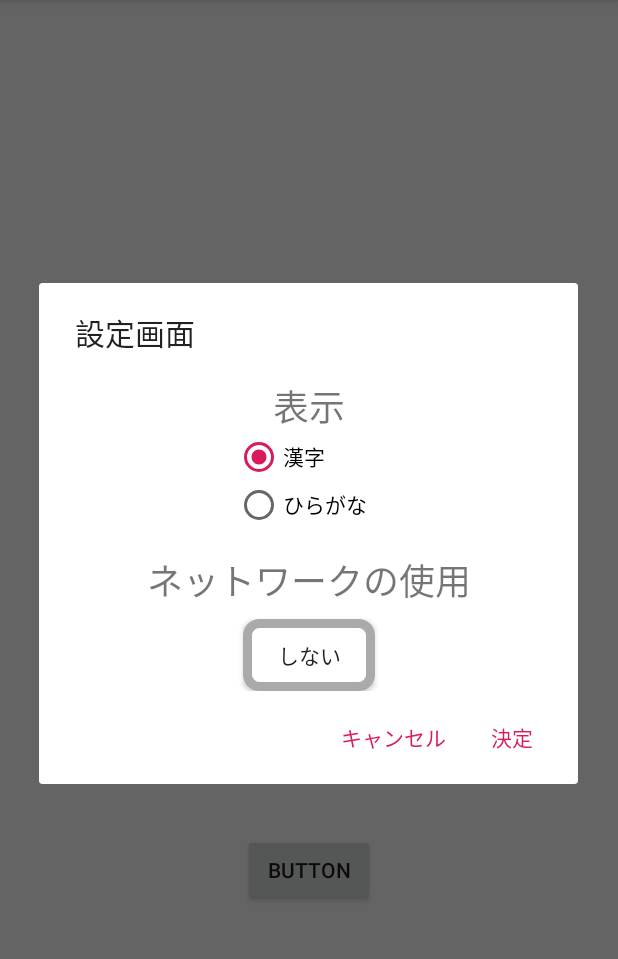
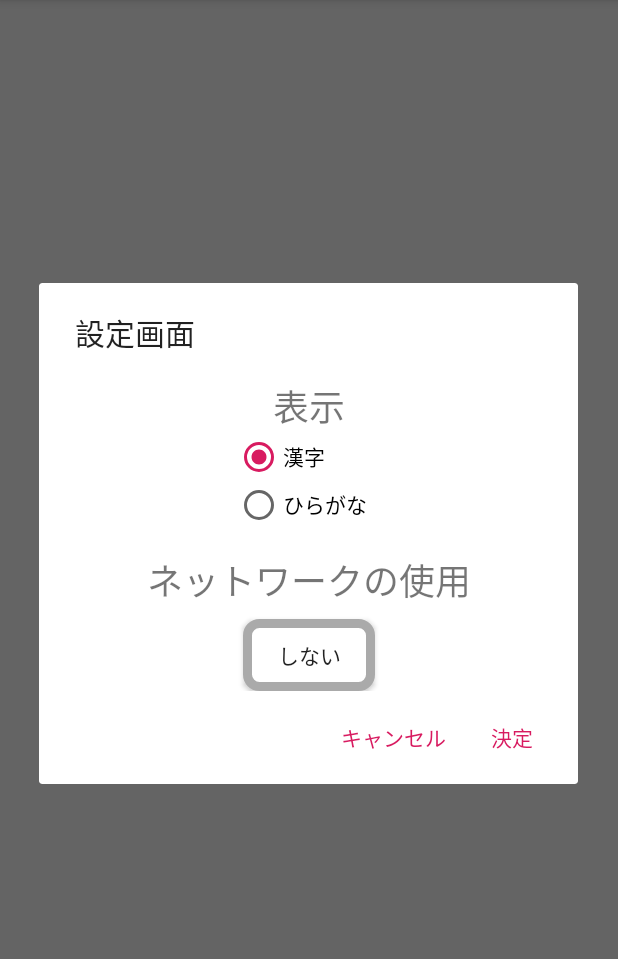
Before and after one commit to Bluewind12/Weather_Geta, an Android app: the screen it shows after launch (MainActivity), after a tap on "設定", on a phone screen of 412 x 824 dp, the part 84-1043 px from its top. Run offline under Robolectric (Android 15) with nearby library versions, the phone set to English and light mode, and no system bars; 1 statement that could not run was skipped.

Commit message:
微修正

```diff
--- a/app/src/main/res/layout/activity_main.xml
+++ b/app/src/main/res/layout/activity_main.xml
@@ -18,7 +18,6 @@
             app:layout_constraintEnd_toEndOf="parent" app:layout_constraintStart_toStartOf="parent"
             app:layout_constraintVertical_bias="0.258"/>
     <TextView
-            android:text="TextView"
             android:layout_width="wrap_content"
             android:layout_height="wrap_content"
             app:layout_constraintStart_toStartOf="parent"
@@ -31,19 +30,5 @@
             android:textSize="30sp"
             android:textStyle="bold"
             app:layout_constraintVertical_bias="0.262"/>
-    <Button
-            android:text="Button"
-            android:layout_width="wrap_content"
-            android:layout_height="wrap_content"
-            android:id="@+id/button"
-            app:layout_constraintEnd_toEndOf="parent" android:layout_marginEnd="8dp"
-            android:layout_marginRight="8dp"
-            app:layout_constraintStart_toStartOf="parent"
-            android:layout_marginLeft="8dp"
-            android:layout_marginStart="8dp"
-            android:layout_marginBottom="8dp"
-            app:layout_constraintBottom_toBottomOf="parent"
-            android:layout_marginTop="8dp"
-            app:layout_constraintTop_toBottomOf="@+id/textView2"/>
 
 </android.support.constraint.ConstraintLayout>
```
